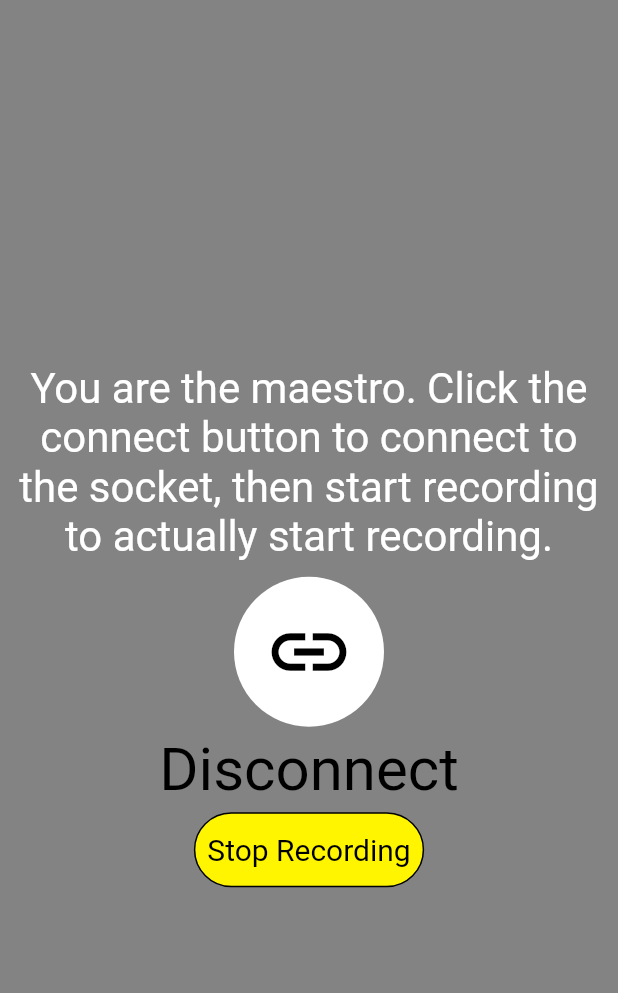
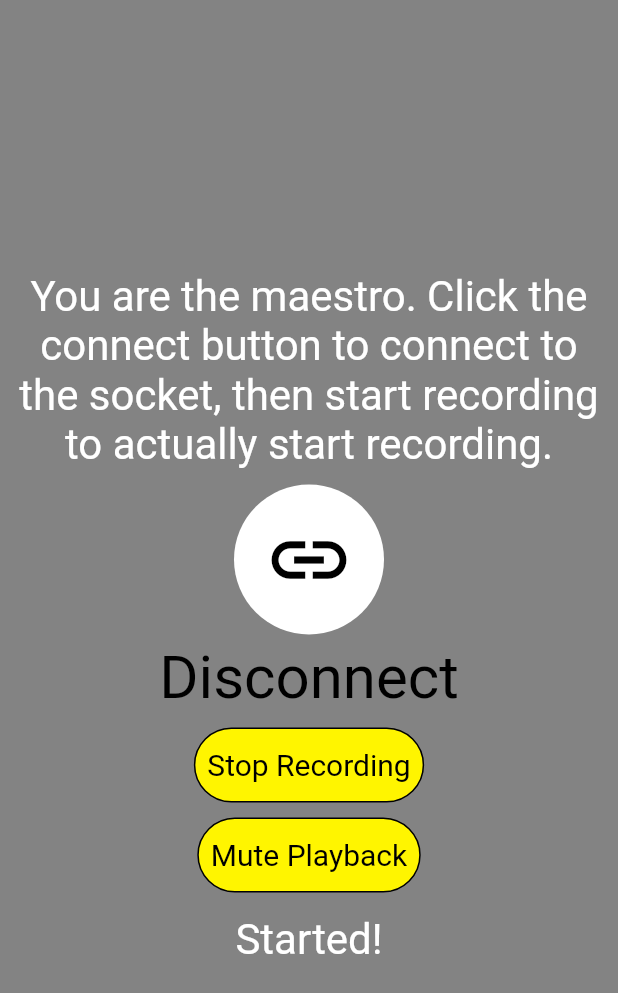
Before and after one commit to smaliszewski15/jct_mobile_app, a Flutter app: the MaestroScreen widget shown alone on an empty page, opened directly, after a tap on the "link" icon, after a tap on "Start Recording", on a phone screen of 412 x 824 dp. Shown: the top 993 px of the screen. Run offline on Flutter 3.47's test engine with Material 2 defaults, Android fonts, the phone set to English and light mode, and no system bars; our stand-ins replace audio_video_progress_bar, just_audio, permission_handler, shared_preferences; missing offline and left inert: audio_session, flutter_sound; accounts and stored records are empty; network calls fail; statements that could not run were skipped.

Commit message:
Tested new UI Fixed some bugs with how the start and disconnects of performers was tracked Added player to maestro screen Moved some logic to inside the player and recorder classes

```diff
--- a/lib/components/player.dart
+++ b/lib/components/player.dart
@@ -13,6 +13,7 @@ class Player {
     if (mPlayer != null) {
       return mPlayer!.stopPlayer();
     }
+    isPlaying = false;
     print('stopping player');
     return null;
   }
@@ -38,5 +39,6 @@ class Player {
       numChannels: 1,
       sampleRate: tPSampleRate,
     );
+    isPlaying = true;
   }
 }
--- a/lib/components/recorder.dart
+++ b/lib/components/recorder.dart
@@ -42,6 +42,7 @@ class Recorder {
     if (mRecorder != null) {
       await mRecorder!.stopRecorder();
     }
+    isRecording = false;
     return;
   }
 
@@ -68,5 +69,6 @@ class Recorder {
       sampleRate: tRSampleRate,
       numChannels: 1,
     );
+    isRecording = true;
   }
 }
--- a/lib/screens/listen_screen.dart
+++ b/lib/screens/listen_screen.dart
@@ -72,8 +72,6 @@ class _ListenScreenState extends State<ListenScreen> {
   }
 
   Future<void> listen() async {
-    connectListenSocket();
-
     await _mPlayer.listen();
     _mPlayer.mPlayer!.foodSink!.add(FoodData(silence));
     _mPlayer.isPlaying = true;
--- a/lib/screens/maestro_screen.dart
+++ b/lib/screens/maestro_screen.dart
@@ -1,9 +1,9 @@
 import 'dart:async';
-import 'package:audio_session/audio_session.dart';
+import 'dart:typed_data';
 import 'package:flutter/material.dart';
 import 'package:flutter_sound/flutter_sound.dart';
-import 'package:permission_handler/permission_handler.dart';
 import '../APIfunctions/api_globals.dart';
+import '../components/player.dart';
 import '../components/recorder.dart';
 import '../components/socket_listener.dart';
 import '../utils/colors.dart';
@@ -19,10 +19,13 @@ class _MaestroScreenState extends State<MaestroScreen> {
   final buttonNotifier = ValueNotifier<bool>(false);
   SocketConnect? socket;
 
+  final Player _mPlayer = Player();
   final Recorder _mRecorder = Recorder();
   StreamSubscription? _audioDetectedSubscription;
   StreamSubscription? _mRecordingDataSubscription;
   bool audioDetected = false;
+  bool muted = false;
+  bool started = false;
   List<String> participants = [];
 
   @override
@@ -39,6 +42,7 @@ class _MaestroScreenState extends State<MaestroScreen> {
 
   Future<void> release() async {
     _mRecorder.release();
+    _mPlayer.release();
   }
 
   Future<void>? stopRecorder() async {
@@ -56,11 +60,17 @@ class _MaestroScreenState extends State<MaestroScreen> {
     return;
   }
 
+  Future<void> stopPlayer() async {
+    await _mPlayer.stopPlayer();
+    _mPlayer.isPlaying = false;
+    return;
+  }
+
   Future<void> connect() async {
     socket = SocketConnect(SocketType.maestro);
     socket!.socket.stream.listen(
           (data) {
-        String s = String.fromCharCodes(data);
+        String s = splitHeader(data);
         print(s);
         List<String> list = s.split(':');
         if (list[0] == 'participants') {
@@ -68,6 +78,14 @@ class _MaestroScreenState extends State<MaestroScreen> {
           print(s);
           setState(() {});
           return;
+        }
+        if (s == 'stop') {
+          stopRecorder();
+          return;
+        }
+        if (!muted) {
+          Uint8List music = data;
+          _mPlayer.mPlayer!.foodSink!.add(FoodData(music.sublist(1)));
         }
       },
       onDone: () {
@@ -84,7 +102,6 @@ class _MaestroScreenState extends State<MaestroScreen> {
     }
     socket = null;
     participants = [];
-    setState(() {});
   }
 
   Future<void> record() async {
@@ -112,6 +129,13 @@ class _MaestroScreenState extends State<MaestroScreen> {
     await _mRecorder.record(recordingDataController);
     socket!.socket.sink.add(start);
     _mRecorder.isRecording = true;
+    setState(() {});
+  }
+
+  Future<void> listenForSink() async {
+    await _mPlayer.listen();
+    _mPlayer.mPlayer!.foodSink!.add(FoodData(silence));
+    _mPlayer.isPlaying = true;
     setState(() {});
   }
 
@@ -180,6 +204,7 @@ class _MaestroScreenState extends State<MaestroScreen> {
                                 print('disconnect socket');
                                 await disconnect();
                               }
+                              setState(() {});
                             },
                             child: const Icon(
                               Icons.link,
@@ -226,6 +251,7 @@ class _MaestroScreenState extends State<MaestroScreen> {
                 ],
               ),
               Container(
+                margin: const EdgeInsets.all(5),
                 decoration: BoxDecoration(
                   borderRadius: const BorderRadius.all(Radius.circular(25)),
                   border: Border.all(color: black),
@@ -239,10 +265,14 @@ class _MaestroScreenState extends State<MaestroScreen> {
                     }
                     if (_mRecorder.isRecording) {
                       await stopRecorder();
-                      setState((){});
-                      return;
+                      await stopPlayer();
+                      started = false;
+                    } else {
+                      await record();
+                      await listenForSink();
+                      started = true;
                     }
-                    await record();
+                    setState((){});
                   },
                   style: ButtonStyle(
                     shape: MaterialStateProperty.all(
@@ -257,6 +287,40 @@ class _MaestroScreenState extends State<MaestroScreen> {
                   ),
                 ),
               ),
+              Container(
+                margin: const EdgeInsets.all(5),
+                decoration: BoxDecoration(
+                  borderRadius: const BorderRadius.all(Radius.circular(25)),
+                  border: Border.all(color: black),
+                  color: mainSchemeColor,
+                ),
+                child: TextButton(
+                  onPressed: () async {
+                    setState(() => muted = !muted);
+                  },
+                  style: ButtonStyle(
+                    shape: MaterialStateProperty.all(RoundedRectangleBorder(
+                      borderRadius: BorderRadius.circular(25),
+                    )),
+                  ),
+                  child: Text(
+                    !muted ? 'Mute Playback' : 'Unmute Playback',
+                    style: buttonTextStyle,
+                  ),
+                ),
+              ),
+              Container(
+                width: double.infinity,
+                padding: const EdgeInsets.all(10),
+                child: Text(
+                  started ? 'Started!' : '',
+                  style: TextStyle(
+                    fontSize: headingFontSize,
+                    color: textColor,
+                  ),
+                  textAlign: TextAlign.center,
+                ),
+              ),
             ],
           ),
         ),
```
Also changed, not shown: lib/APIfunctions/api_globals.dart (+15 -0 lines), lib/screens/performer_screen.dart (+9 -11 lines).
